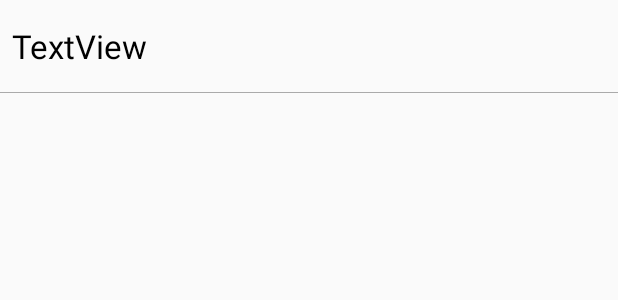
After one commit to ancientloregames/Lexio, an Android app: the layout topics_list_item.xml on its own in the app's theme, with its tools: preview values and no code run, on a phone screen of 412 x 824 dp. The commit adds this screen. Shown: the top 300 px of the screen. Run offline under Robolectric (Android 15) with nearby library versions, the phone set to English and light mode, and no system bars.

Commit message:
added activity for choosing specific topic

```diff
--- a/app/src/main/AndroidManifest.xml
+++ b/app/src/main/AndroidManifest.xml
@@ -21,6 +21,8 @@
 		</activity>
 		<activity android:name=".WordActivity"
 				  android:label="@string/new_word"/>
+		<activity android:name=".TopicActivity"
+				  android:label="@string/select_topic"/>
 	</application>
 
 </manifest>
--- /dev/null
+++ b/app/src/main/java/com/ancientlore/lexio/TopicActivityViewModel.kt
@@ -0,0 +1,5 @@
+package com.ancientlore.lexio
+
+import android.arch.lifecycle.ViewModel
+
+class TopicActivityViewModel: ViewModel()
--- a/app/src/main/java/com/ancientlore/lexio/Word.kt
+++ b/app/src/main/java/com/ancientlore/lexio/Word.kt
@@ -12,21 +12,21 @@ data class Word(@PrimaryKey(autoGenerate = true) var id: Long = 0,
 				@field:ColumnInfo var name: String = "",
 				@field:ColumnInfo var translation: String = "",
 				@field:ColumnInfo var transcription: String = "",
-				@field:ColumnInfo var topics: ArrayList<String> = ArrayList()) : Parcelable {
+				@field:ColumnInfo var topics: ArrayList<Topic> = ArrayList()) : Parcelable {
 
 	private constructor(parcel: Parcel) : this(
 			id = parcel.readValue(Long::class.java.classLoader) as Long,
 			name = parcel.readString(),
 			translation = parcel.readString(),
 			transcription = parcel.readString(),
-			topics =  parcel.createStringArrayList())
+			topics =  parcel.createTypedArrayList(Topic.CREATOR))
 
 	override fun writeToParcel(dest: Parcel, flags: Int) {
 		dest.writeValue(id)
 		dest.writeString(name)
 		dest.writeString(translation)
 		dest.writeString(transcription)
-		dest.writeStringList(topics)
+		dest.writeTypedList(topics)
 	}
 
 	override fun describeContents() = 0
--- a/app/src/main/java/com/ancientlore/lexio/WordDao.kt
+++ b/app/src/main/java/com/ancientlore/lexio/WordDao.kt
@@ -14,6 +14,9 @@ interface WordDao {
 	@Query("SELECT * FROM words WHERE name LIKE :first")
 	fun findByName(first: String): Word
 
+	@Query("SELECT * FROM words WHERE topics LIKE '%' || :topic || '%'")
+	fun findAllByTopic(topic: String): List<Word>
+
 	@Insert(onConflict = OnConflictStrategy.REPLACE)
 	fun insert(vararg word: Word)
 
--- a/app/src/main/java/com/ancientlore/lexio/WordsDatabase.kt
+++ b/app/src/main/java/com/ancientlore/lexio/WordsDatabase.kt
@@ -6,11 +6,13 @@ import android.arch.persistence.room.RoomDatabase
 import android.arch.persistence.room.TypeConverters
 import android.content.Context
 
-@Database(entities = [(Word::class)], version = 1)
+@Database(entities = [(Word::class), (Topic::class)], version = 1)
 @TypeConverters(DataConverters::class)
 abstract class WordsDatabase : RoomDatabase() {
 
 	abstract fun wordDao(): WordDao
+
+	abstract fun topicDao(): TopicDao
 
 	companion object : SingletonHolder<WordsDatabase, Context>({
 		Room.databaseBuilder(it,
--- /dev/null
+++ b/app/src/main/res/layout/topics_list_item.xml
@@ -0,0 +1,31 @@
+<?xml version="1.0" encoding="utf-8"?>
+<LinearLayout
+	xmlns:android="http://schemas.android.com/apk/res/android"
+	xmlns:app="http://schemas.android.com/apk/res-auto"
+	xmlns:tools="http://schemas.android.com/tools"
+	android:layout_width="match_parent"
+	android:layout_height="match_parent"
+	android:orientation="vertical"
+	>
+
+	<TextView
+		android:id="@+id/title"
+		android:layout_width="match_parent"
+		android:layout_height="wrap_content"
+		android:layout_marginLeft="8dp"
+		android:layout_marginRight="8dp"
+		android:layout_marginStart="8dp"
+		android:layout_marginEnd="8dp"
+		android:layout_marginTop="16dp"
+		android:layout_marginBottom="16dp"
+		android:textColor="@android:color/black"
+		android:textSize="22sp"
+		tools:text="TextView"
+		/>
+	<View
+		android:id="@+id/divider"
+		android:layout_width="match_parent"
+		android:layout_height="0.5dp"
+		android:background="@android:color/darker_gray"
+		/>
+</LinearLayout>
--- a/app/src/main/res/menu/menu_main.xml
+++ b/app/src/main/res/menu/menu_main.xml
@@ -19,4 +19,8 @@
 		android:id="@+id/miTransSearch"
 		android:title="@string/search_translation"
 		/>
+	<item
+		android:id="@+id/miSelectTopic"
+		android:title="@string/select_topic"
+		/>
 </menu>
--- a/app/src/main/res/values/strings.xml
+++ b/app/src/main/res/values/strings.xml
@@ -8,6 +8,7 @@
 	<string name="edit">Edit</string>
 	<string name="search_word">Search word</string>
 	<string name="search_translation">Search translation</string>
+	<string name="select_topic">Select topic</string>
 
 	<string name="enter_topic">Enter topic name</string>
 
```
Also changed, not shown: app/src/main/java/com/ancientlore/lexio/MainActivity.kt (+10 -5 lines), app/src/main/java/com/ancientlore/lexio/Topic.kt (added, +28 -0 lines), app/src/main/java/com/ancientlore/lexio/TopicActivity.kt (added, +58 -0 lines), app/src/main/java/com/ancientlore/lexio/TopicDao.kt (added, +16 -0 lines), app/src/main/java/com/ancientlore/lexio/TopicsListAdapter.kt (added, +27 -0 lines), app/src/main/res/layout/activity_topic.xml (added, +31 -0 lines).
